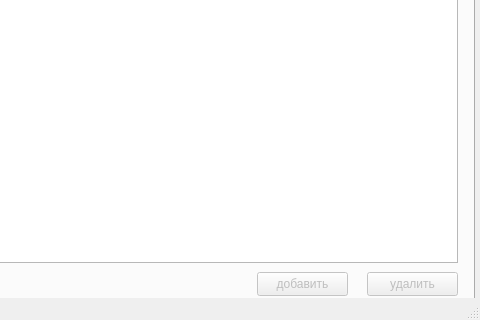
Old version of the form mainwindow.ui in the repository alexeypertcev/ksu-ivt-nagruzka; both pictures show x 790 to 1270 and y 380 to 700 of the 1270 by 700 pixel window.
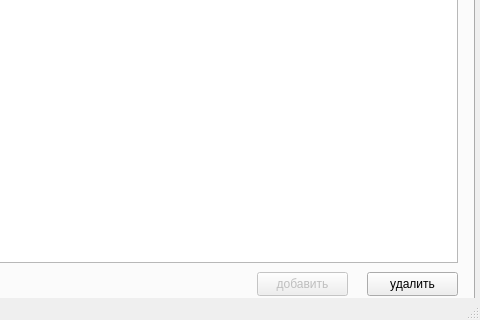
New version of the form. The open tabs and pages were chosen to show the change. Custom widgets are drawn as their Qt base class.

```diff
--- a/mainwindow.ui
+++ b/mainwindow.ui
@@ -292,7 +292,7 @@
      </widget>
      <widget class="QPushButton" name="pushButton_del_subjects_in_semmestre">
       <property name="enabled">
-       <bool>false</bool>
+       <bool>true</bool>
       </property>
       <property name="geometry">
        <rect>
```
Left out of the diff: 6 changed lines with no effect on the pictures.
